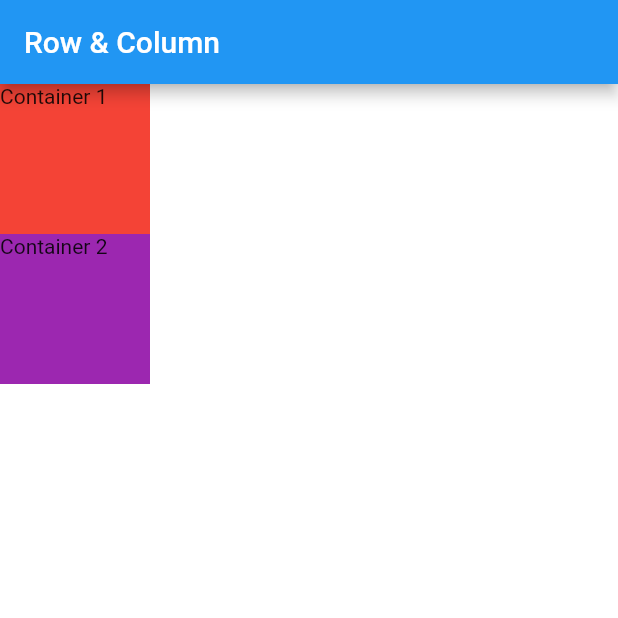
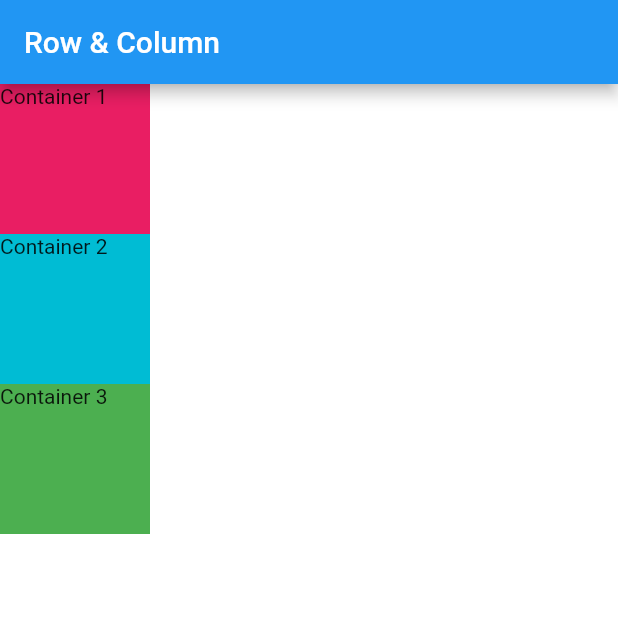
Before and after one commit to Naruse-Kazuki/Row_Column_Widget, a Flutter app: the screen it shows after launch, on a phone screen of 412 x 824 dp, the top half of it. Run offline on Flutter 3.47's test engine with Material 2 defaults, Android fonts, the phone set to English and light mode, and no system bars.

Commit message:
Add_Container3

```diff
--- a/lib/main.dart
+++ b/lib/main.dart
@@ -21,14 +21,20 @@ class MyApp extends StatelessWidget {
               Container(
                 height: 100,
                 width: 100,
-                color: Colors.red,
+                color: Colors.pink,
                 child: Text('Container 1'),
               ),
               Container(
                 height: 100,
                 width: 100,
-                color: Colors.purple,
+                color: Colors.cyan,
                 child: Text('Container 2'),
+              ),
+              Container(
+                height: 100,
+                width: 100,
+                color: Colors.green,
+                child: Text('Container 3'),
               ),
             ],
           ),
```
